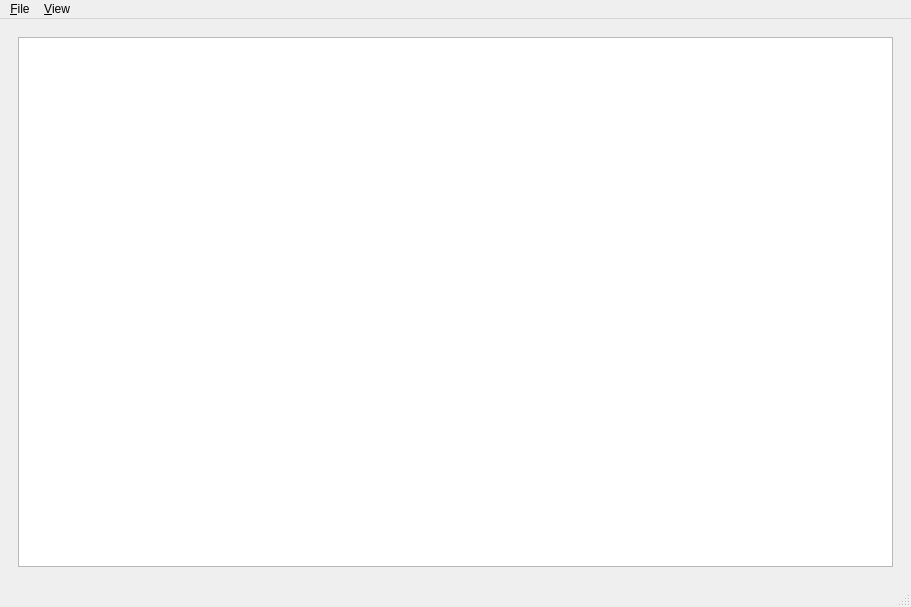
Old version of the form zero_play/main_window.ui in the repository donkirkby/zero-play.
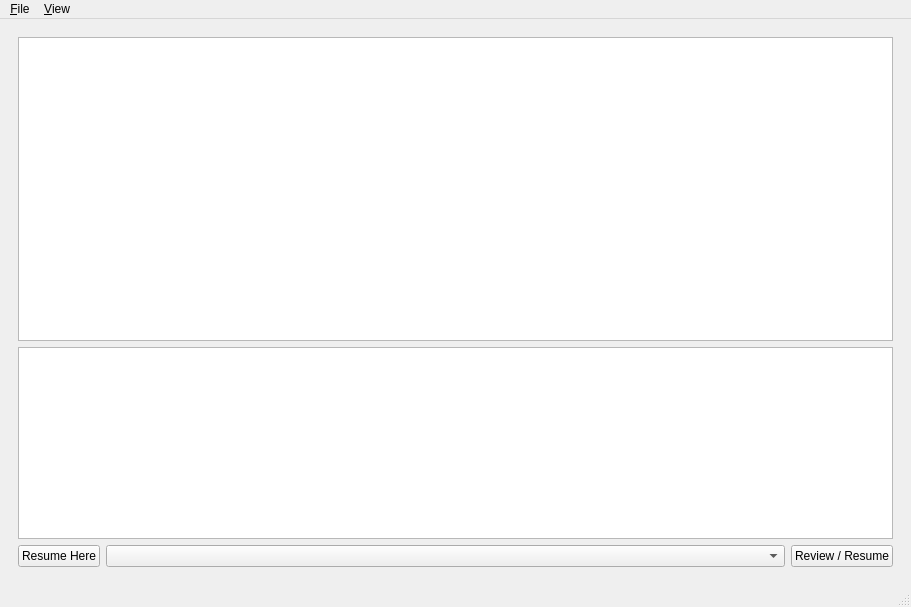
New version of the form. The open tabs and pages were chosen to show the change.

Commit message:
Fix bug with Pass move in Othello, and close #7.
Change signals around move log.
Also avoid overflow when calculating move probabilities.

The edit to the form file:
```diff
--- a/zero_play/main_window.ui
+++ b/zero_play/main_window.ui
@@ -167,18 +167,53 @@
        </layout>
       </widget>
       <widget class="QWidget" name="display_page">
-       <layout class="QVBoxLayout" name="display_layout">
-        <item>
+       <layout class="QGridLayout" name="gridLayout_2">
+        <item row="4" column="2">
+         <widget class="QPushButton" name="toggle_review">
+          <property name="sizePolicy">
+           <sizepolicy hsizetype="Fixed" vsizetype="Fixed">
+            <horstretch>0</horstretch>
+            <verstretch>0</verstretch>
+           </sizepolicy>
+          </property>
+          <property name="text">
+           <string>Review / Resume</string>
+          </property>
+         </widget>
+        </item>
+        <item row="4" column="0">
+         <widget class="QPushButton" name="resume_here">
+          <property name="sizePolicy">
+           <sizepolicy hsizetype="Minimum" vsizetype="Fixed">
+            <horstretch>0</horstretch>
+            <verstretch>0</verstretch>
+           </sizepolicy>
+          </property>
+          <property name="text">
+           <string>Resume Here</string>
+          </property>
+         </widget>
+        </item>
+        <item row="2" column="0" colspan="3">
+         <widget class="QTableWidget" name="choices">
+          <property name="sizePolicy">
+           <sizepolicy hsizetype="Expanding" vsizetype="Preferred">
+            <horstretch>0</horstretch>
+            <verstretch>0</verstretch>
+           </sizepolicy>
+          </property>
+         </widget>
+        </item>
+        <item row="1" column="0" colspan="3">
          <widget class="QGraphicsView" name="display_view"/>
         </item>
-       </layout>
-      </widget>
-      <widget class="QWidget" name="log_page">
-       <layout class="QVBoxLayout" name="verticalLayout_3">
-        <item>
-         <widget class="QPlainTextEdit" name="log_text">
-          <property name="readOnly">
-           <bool>true</bool>
+        <item row="4" column="1">
+         <widget class="QComboBox" name="move_history">
+          <property name="sizePolicy">
+           <sizepolicy hsizetype="Preferred" vsizetype="Fixed">
+            <horstretch>1</horstretch>
+            <verstretch>0</verstretch>
+           </sizepolicy>
           </property>
          </widget>
         </item>
```
Left out of the diff: 3 changed lines with no effect on the pictures. The commit also changes 10 other files.
